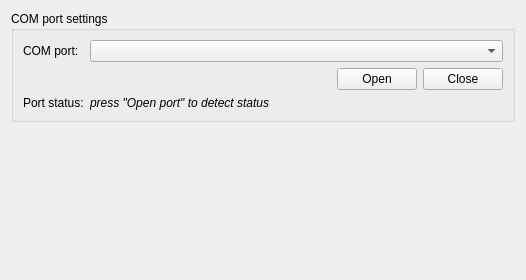
a-ilin/wwaneric, file gsmmanager/views/SettingsView.ui: the form before one commit.
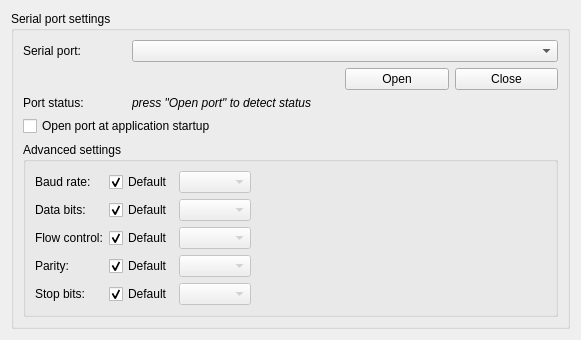
The form after the commit.

Commit message: Add advanced serial port settings. Some refactoring.

Diff of the .ui file:
```diff
--- a/gsmmanager/views/SettingsView.ui
+++ b/gsmmanager/views/SettingsView.ui
@@ -6,8 +6,8 @@
    <rect>
     <x>0</x>
     <y>0</y>
-    <width>526</width>
-    <height>280</height>
+    <width>581</width>
+    <height>339</height>
    </rect>
   </property>
   <property name="windowTitle">
@@ -17,13 +17,16 @@
    <item>
     <widget class="QGroupBox" name="gbComPortSettings">
      <property name="title">
-      <string>COM port settings</string>
+      <string>Serial port settings</string>
      </property>
      <layout class="QGridLayout" name="gridLayout">
       <item row="0" column="0">
        <widget class="QLabel" name="labelComPort">
         <property name="text">
-         <string>COM port:</string>
+         <string>Serial port:</string>
+        </property>
+        <property name="buddy">
+         <cstring>cbComPort</cstring>
         </property>
        </widget>
       </item>
@@ -34,21 +37,197 @@
         </property>
        </widget>
       </item>
-      <item row="1" column="2">
+      <item row="1" column="3">
        <widget class="QPushButton" name="openButton">
         <property name="text">
          <string>Open</string>
         </property>
        </widget>
       </item>
-      <item row="1" column="3">
+      <item row="1" column="4">
        <widget class="QPushButton" name="closeButton">
         <property name="text">
          <string>Close</string>
         </property>
        </widget>
       </item>
-      <item row="0" column="1" colspan="3">
+      <item row="2" column="1" colspan="4">
+       <widget class="QLabel" name="labelComPortStatus">
+        <property name="font">
+         <font>
+          <italic>true</italic>
+         </font>
+        </property>
+        <property name="text">
+         <string>press &quot;Open port&quot; to detect status</string>
+        </property>
+       </widget>
+      </item>
+      <item row="4" column="0" colspan="5">
+       <widget class="QGroupBox" name="advancedSettings">
+        <property name="title">
+         <string>Advanced settings</string>
+        </property>
+        <layout class="QGridLayout" name="gridLayout_2">
+         <item row="0" column="0">
+          <widget class="QLabel" name="labelBaudRate">
+           <property name="text">
+            <string>Baud rate:</string>
+           </property>
+           <property name="buddy">
+            <cstring>baudRateDefault</cstring>
+           </property>
+          </widget>
+         </item>
+         <item row="0" column="1">
+          <widget class="QCheckBox" name="baudRateDefault">
+           <property name="text">
+            <string>Default</string>
+           </property>
+           <property name="checked">
+            <bool>true</bool>
+           </property>
+          </widget>
+         </item>
+         <item row="0" column="2">
+          <widget class="QComboBox" name="baudRate">
+           <property name="enabled">
+            <bool>false</bool>
+           </property>
+          </widget>
+         </item>
+         <item row="1" column="0">
+          <widget class="QLabel" name="labelDataBits">
+           <property name="text">
+            <string>Data bits:</string>
+           </property>
+           <property name="buddy">
+            <cstring>dataBitsDefault</cstring>
+           </property>
+          </widget>
+         </item>
+         <item row="1" column="1">
+          <widget class="QCheckBox" name="dataBitsDefault">
+           <property name="text">
+            <string>Default</string>
+           </property>
+           <property name="checked">
+            <bool>true</bool>
+           </property>
+          </widget>
+         </item>
+         <item row="1" column="2">
+          <widget class="QComboBox" name="dataBits">
+           <property name="enabled">
+            <bool>false</bool>
+           </property>
+          </widget>
+         </item>
+         <item row="2" column="0">
+          <widget class="QLabel" name="labelFlowControl">
+           <property name="text">
+            <string>Flow control:</string>
+           </property>
+           <property name="buddy">
+            <cstring>flowControlDefault</cstring>
+           </property>
+          </widget>
+         </item>
+         <item row="2" column="1">
+          <widget class="QCheckBox" name="flowControlDefault">
+           <property name="text">
+            <string>Default</string>
+           </property>
+           <property name="checked">
+            <bool>true</bool>
+           </property>
+          </widget>
+         </item>
+         <item row="2" column="2">
+          <widget class="QComboBox" name="flowControl">
+           <property name="enabled">
+            <bool>false</bool>
+           </property>
+          </widget>
+         </item>
+         <item row="3" column="0">
+          <widget class="QLabel" name="labelParity">
+           <property name="text">
+            <string>Parity:</string>
+           </property>
+           <property name="buddy">
+            <cstring>parityDefault</cstring>
+           </property>
+          </widget>
+         </item>
+         <item row="3" column="1">
+          <widget class="QCheckBox" name="parityDefault">
+           <property name="text">
+            <string>Default</string>
+           </property>
+           <property name="checked">
+            <bool>true</bool>
+           </property>
+          </widget>
+         </item>
+         <item row="3" column="2">
+          <widget class="QComboBox" name="parity">
+           <property name="enabled">
+            <bool>false</bool>
+           </property>
+          </widget>
+         </item>
+         <item row="4" column="0">
+          <widget class="QLabel" name="labelStopBits">
+           <property name="text">
+            <string>Stop bits:</string>
+           </property>
+           <property name="buddy">
+            <cstring>stopBitsDefault</cstring>
+           </property>
+          </widget>
+         </item>
+         <item row="4" column="1">
+          <widget class="QCheckBox" name="stopBitsDefault">
+           <property name="text">
+            <string>Default</string>
+           </property>
+           <property name="checked">
+            <bool>true</bool>
+           </property>
+          </widget>
+         </item>
+         <item row="4" column="2">
+          <widget class="QComboBox" name="stopBits">
+           <property name="enabled">
+            <bool>false</bool>
+           </property>
+          </widget>
+         </item>
+         <item row="0" column="3" rowspan="5">
+          <spacer name="horizontalSpacer_2">
+           <property name="orientation">
+            <enum>Qt::Horizontal</enum>
+           </property>
+           <property name="sizeHint" stdset="0">
+            <size>
+             <width>303</width>
+             <height>128</height>
+            </size>
+           </property>
+          </spacer>
+         </item>
+        </layout>
+       </widget>
+      </item>
+      <item row="3" column="0" colspan="5">
+       <widget class="QCheckBox" name="openPortAtStartup">
+        <property name="text">
+         <string>Open port at application startup</string>
+        </property>
+       </widget>
+      </item>
+      <item row="0" column="1" colspan="4">
        <widget class="QComboBox" name="cbComPort">
         <property name="sizePolicy">
          <sizepolicy hsizetype="Expanding" vsizetype="Fixed">
@@ -61,19 +240,7 @@
         </property>
        </widget>
       </item>
-      <item row="2" column="1" colspan="3">
-       <widget class="QLabel" name="labelComPortStatus">
-        <property name="font">
-         <font>
-          <italic>true</italic>
-         </font>
-        </property>
-        <property name="text">
-         <string>press &quot;Open port&quot; to detect status</string>
-        </property>
-       </widget>
-      </item>
-      <item row="1" column="1">
+      <item row="1" column="1" colspan="2">
        <spacer name="horizontalSpacer">
         <property name="orientation">
          <enum>Qt::Horizontal</enum>
```
Left out of the diff: 20 changed lines with no effect on the pictures. The commit also changes 10 other files.
